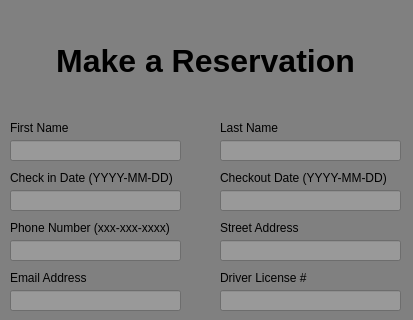
vain3219/463_project, file reservations.ui: the form before one commit; both pictures show x 0 to 413 and y 0 to 320 of the 413 by 472 pixel window.
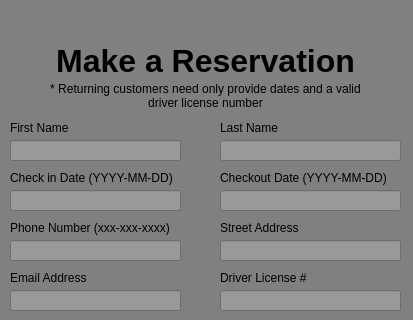
The form after the commit.

What changed in the file:
```diff
--- a/reservations.ui
+++ b/reservations.ui
@@ -348,6 +348,25 @@
     <string>Select a room tier ($/night):</string>
    </property>
   </widget>
+  <widget class="QLabel" name="label_13">
+   <property name="geometry">
+    <rect>
+     <x>40</x>
+     <y>80</y>
+     <width>331</width>
+     <height>31</height>
+    </rect>
+   </property>
+   <property name="text">
+    <string>* Returning customers need only provide dates and a valid driver license number</string>
+   </property>
+   <property name="alignment">
+    <set>Qt::AlignCenter</set>
+   </property>
+   <property name="wordWrap">
+    <bool>true</bool>
+   </property>
+  </widget>
  </widget>
  <resources/>
  <connections/>
```
